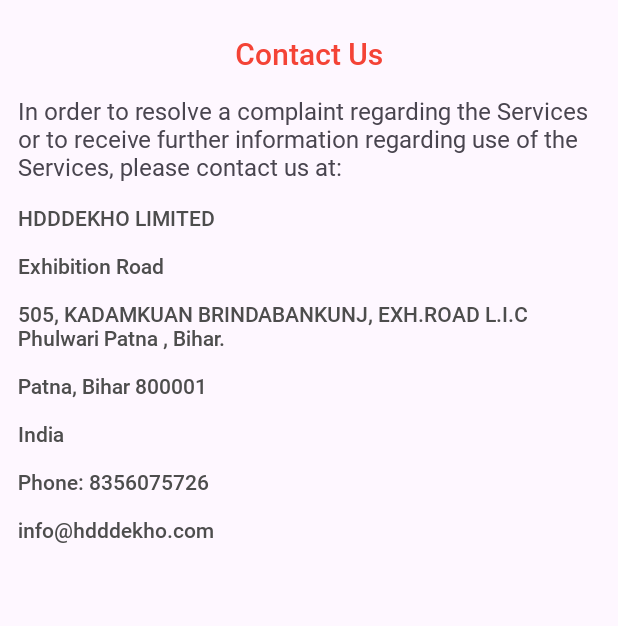
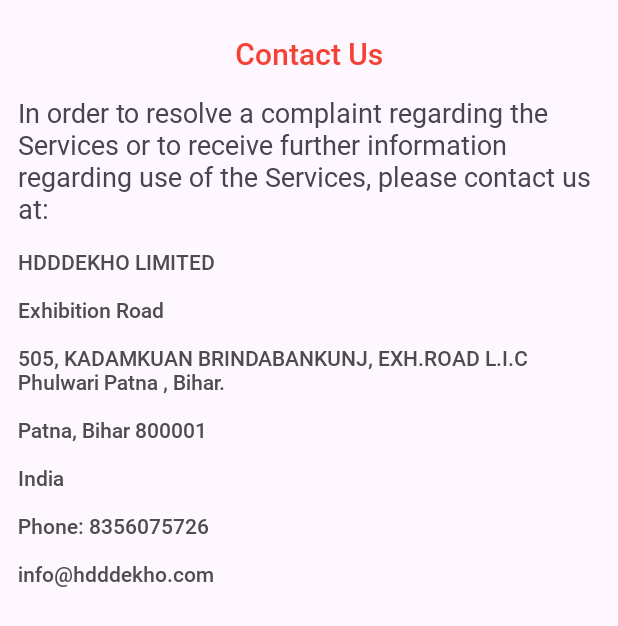
Before and after one commit to devapp-nishant/Android_Ecommerce_App, an Android app: the ContactUsActivity screen opened directly, with no data from a screen before it, on a phone screen of 412 x 824 dp. Shown: the top 626 px of the screen. Run offline under Robolectric (Android 15) with nearby library versions, the phone set to English and light mode, and no system bars.

Commit message:
CODE TO MAKE ECOMMERCE APP IN ANDROID

```diff
--- a/app/src/main/res/layout/activity_contact_us.xml
+++ b/app/src/main/res/layout/activity_contact_us.xml
@@ -29,7 +29,7 @@
             android:fontFamily="@font/roboto_regular"
             android:text="In order to resolve a complaint regarding the Services or to receive further information regarding use of the Services, please contact us at:"
             android:textAlignment="textStart"
-            android:textSize="16sp" />
+            android:textSize="18sp" />
 
         <TextView
             android:layout_width="match_parent"
```
